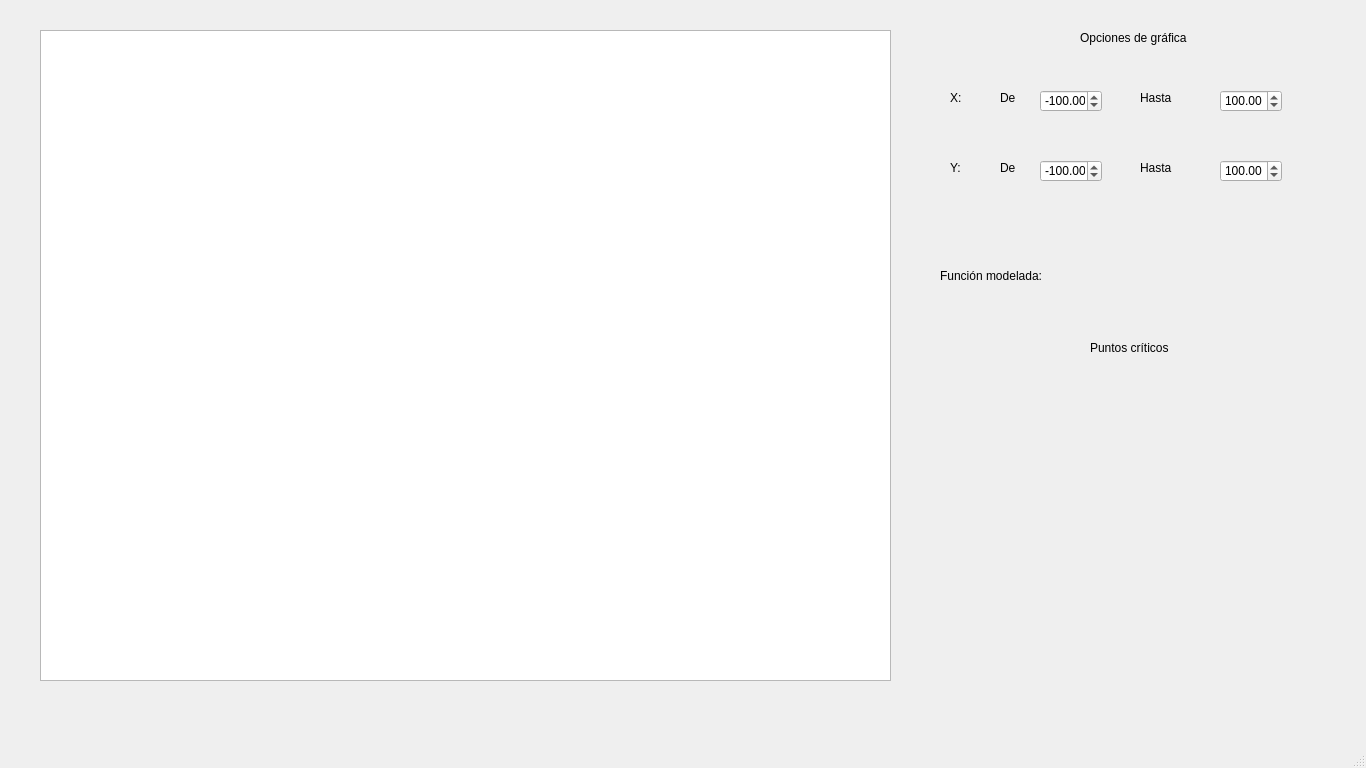
Qt form proyecto/inputwindow.ui (Benjajamins/tel102) before a commit.
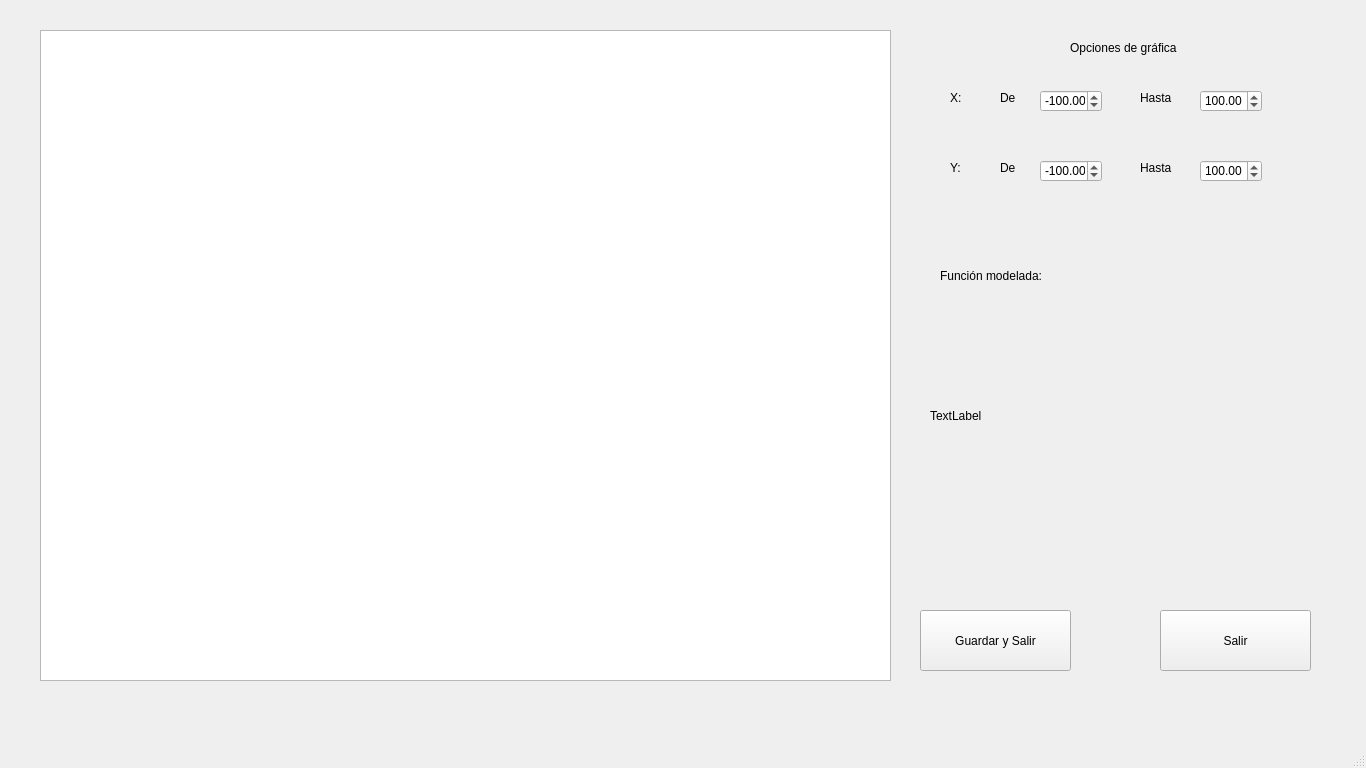
The same form after that commit.

Diff of the .ui file:
```diff
--- a/proyecto/inputwindow.ui
+++ b/proyecto/inputwindow.ui
@@ -27,9 +27,9 @@
    <widget class="QLabel" name="label">
     <property name="geometry">
      <rect>
-      <x>1080</x>
-      <y>30</y>
-      <width>121</width>
+      <x>1070</x>
+      <y>40</y>
+      <width>151</width>
       <height>16</height>
      </rect>
     </property>
@@ -65,7 +65,7 @@
    <widget class="QDoubleSpinBox" name="xmax">
     <property name="geometry">
      <rect>
-      <x>1220</x>
+      <x>1200</x>
       <y>90</y>
       <width>62</width>
       <height>22</height>
@@ -193,7 +193,7 @@
    <widget class="QDoubleSpinBox" name="xmax_2">
     <property name="geometry">
      <rect>
-      <x>1220</x>
+      <x>1200</x>
       <y>160</y>
       <width>62</width>
       <height>22</height>
@@ -225,17 +225,54 @@
      <string>Hasta</string>
     </property>
    </widget>
-   <widget class="QLabel" name="label_8">
+   <widget class="QWidget" name="formLayoutWidget">
     <property name="geometry">
      <rect>
-      <x>1090</x>
-      <y>340</y>
-      <width>91</width>
-      <height>16</height>
+      <x>60</x>
+      <y>120</y>
+      <width>160</width>
+      <height>80</height>
      </rect>
     </property>
+    <layout class="QFormLayout" name="formLayout"/>
+   </widget>
+   <widget class="QLabel" name="labelClasificacion">
+    <property name="geometry">
+     <rect>
+      <x>930</x>
+      <y>300</y>
+      <width>391</width>
+      <height>231</height>
+     </rect>
+    </property>
     <property name="text">
-     <string>Puntos críticos</string>
+     <string>TextLabel</string>
+    </property>
+   </widget>
+   <widget class="QPushButton" name="pushButton">
+    <property name="geometry">
+     <rect>
+      <x>920</x>
+      <y>610</y>
+      <width>151</width>
+      <height>61</height>
+     </rect>
+    </property>
+    <property name="text">
+     <string>Guardar y Salir</string>
+    </property>
+   </widget>
+   <widget class="QPushButton" name="pushButton_2">
+    <property name="geometry">
+     <rect>
+      <x>1160</x>
+      <y>610</y>
+      <width>151</width>
+      <height>61</height>
+     </rect>
+    </property>
+    <property name="text">
+     <string>Salir</string>
     </property>
    </widget>
   </widget>
```
Left out of the diff: 2 changed lines with no effect on the pictures.
